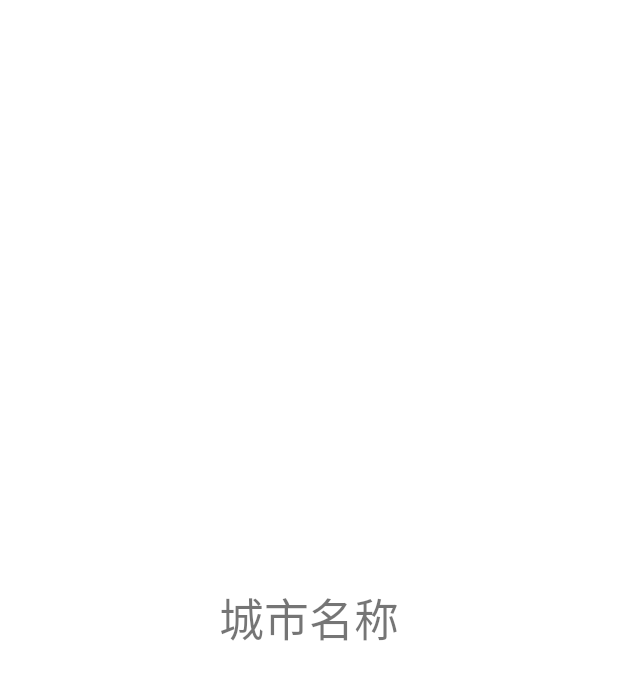
After one commit to jame-louis/android-projects, an Android app: the layout city.xml on its own in the app's theme, with its tools: preview values and no code run, on a phone screen of 412 x 824 dp. The commit adds this screen. Shown: the top 680 px of the screen. Run offline under Robolectric (Android 15) with nearby library versions, the phone set to English and light mode, and no system bars.

Commit message:
use city.xml

```diff
--- a/list-view/app/src/main/java/com/example/listview/MainActivity.java
+++ b/list-view/app/src/main/java/com/example/listview/MainActivity.java
@@ -4,6 +4,7 @@
 
 import android.os.Bundle;
 import android.view.Gravity;
+import android.view.LayoutInflater;
 import android.view.View;
 import android.widget.LinearLayout;
 import android.widget.TextView;
@@ -21,11 +22,9 @@
 
         LinearLayout city_list = findViewById(R.id.city_list);
         for(String city : cities) {
-            TextView tv = new TextView(city_list.getContext());
+            View view = getLayoutInflater().inflate(R.layout.city, city_list, false);
+            TextView tv = view.findViewById(R.id.city_name);
             tv.setText(city);
-            tv.setTextSize(30);
-            tv.setGravity(Gravity.CENTER);
-            tv.setHeight(128);
 
             tv.setOnClickListener(new View.OnClickListener() {
                 @Override
@@ -33,7 +32,7 @@
                     Toast.makeText(tv.getContext(), tv.getText(), Toast.LENGTH_SHORT).show();
                 }
             });
-            city_list.addView(tv);
+            city_list.addView(view);
         }
     }
 }
--- /dev/null
+++ b/list-view/app/src/main/res/layout/city.xml
@@ -0,0 +1,20 @@
+<?xml version="1.0" encoding="utf-8"?>
+<androidx.constraintlayout.widget.ConstraintLayout
+    xmlns:android="http://schemas.android.com/apk/res/android"
+    xmlns:app="http://schemas.android.com/apk/res-auto"
+    xmlns:tools="http://schemas.android.com/tools"
+    android:layout_width="match_parent"
+    android:layout_height="match_parent">
+
+    <TextView
+        android:id="@+id/city_name"
+        android:layout_width="match_parent"
+        android:layout_height="64dp"
+        android:gravity="center"
+        android:text="城市名称"
+        android:textSize="30sp"
+        app:layout_constraintBottom_toBottomOf="parent"
+        app:layout_constraintEnd_toEndOf="parent"
+        app:layout_constraintStart_toStartOf="parent"
+        app:layout_constraintTop_toTopOf="parent" />
+</androidx.constraintlayout.widget.ConstraintLayout>
```
